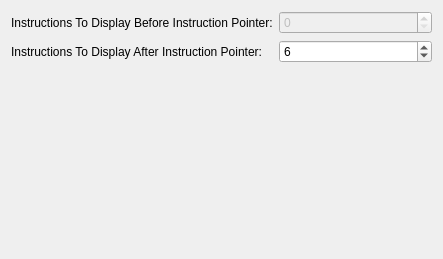
Old version of the form plugins/DumpState/OptionsPage.ui in the repository eteran/edb-debugger.
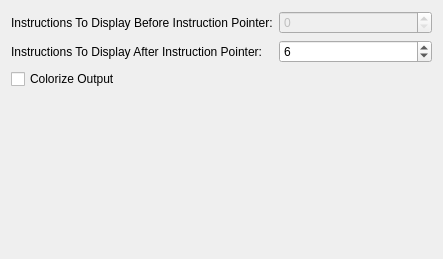
New version of the form.

Commit message: adding basic colorization of the output for issue #262

```diff
--- a/plugins/DumpState/OptionsPage.ui
+++ b/plugins/DumpState/OptionsPage.ui
@@ -42,7 +42,14 @@
      </property>
     </widget>
    </item>
-   <item row="2" column="0">
+   <item row="2" column="0" colspan="2">
+    <widget class="QCheckBox" name="colorizeOutput">
+     <property name="text">
+      <string>Colorize Output</string>
+     </property>
+    </widget>
+   </item>
+   <item row="3" column="0">
     <spacer name="verticalSpacer">
      <property name="orientation">
       <enum>Qt::Vertical</enum>
```
The commit also changes 4 other files.
